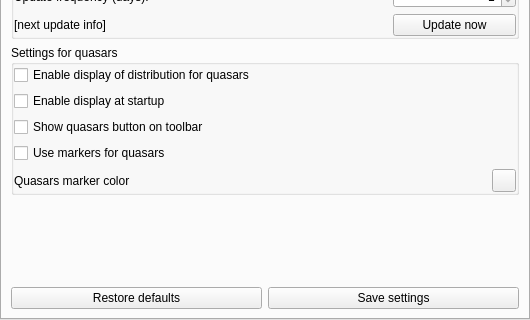
Before: the Qt Designer form plugins/Quasars/src/gui/quasarsDialog.ui in 519984307/stellarium_src, drawn with Qt 5; both pictures show x 0 to 530 and y 144 to 464 of the 530 by 464 pixel window.
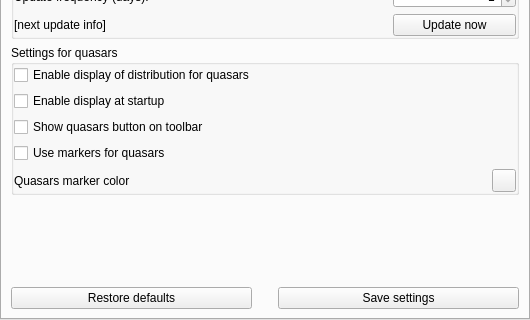
After: the same form once the commit is applied. Custom widgets are drawn as their Qt base class.

Patch:
```diff
--- a/plugins/Quasars/src/gui/quasarsDialog.ui
+++ b/plugins/Quasars/src/gui/quasarsDialog.ui
@@ -357,6 +357,22 @@
            </property>
           </widget>
          </item>
+         <item>
+          <spacer name="horizontalSpacer_2">
+           <property name="orientation">
+            <enum>Qt::Horizontal</enum>
+           </property>
+           <property name="sizeType">
+            <enum>QSizePolicy::Fixed</enum>
+           </property>
+           <property name="sizeHint" stdset="0">
+            <size>
+             <width>20</width>
+             <height>20</height>
+            </size>
+           </property>
+          </spacer>
+         </item>
          <item>
           <widget class="QPushButton" name="saveSettingsButton">
            <property name="sizePolicy">
```
